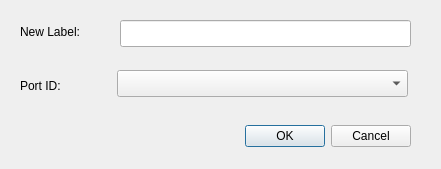
First picture: the form in src/gui/rename_filter_dialog_gui.ui, repository rock-core/tools-graph_analysis, before the edit.
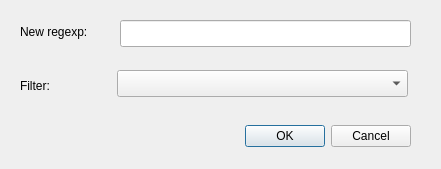
Second picture: the form after the edit.

Commit message: finished implementing the runtime filter regexp renaming

```diff
--- a/src/gui/rename_filter_dialog_gui.ui
+++ b/src/gui/rename_filter_dialog_gui.ui
@@ -39,7 +39,7 @@
     </rect>
    </property>
    <property name="text">
-    <string>New Label:</string>
+    <string>New regexp:</string>
    </property>
   </widget>
   <widget class="QLineEdit" name="lineEdit">
@@ -62,7 +62,7 @@
     </rect>
    </property>
    <property name="text">
-    <string>Port ID:</string>
+    <string>Filter:</string>
    </property>
   </widget>
   <widget class="QComboBox" name="comboBox">
```
Left out of the diff: 2 changed lines with no effect on the pictures. The commit also changes 4 other files.
